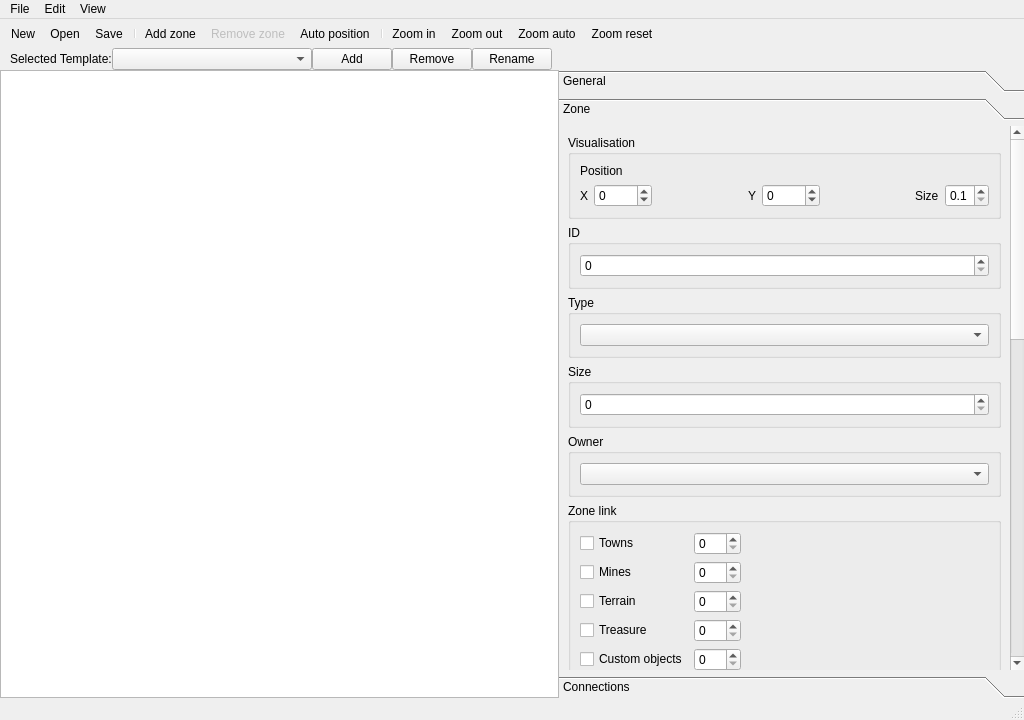
Old version of the form mapeditor/templateeditor/templateeditor.ui in the repository vcmi/vcmi.
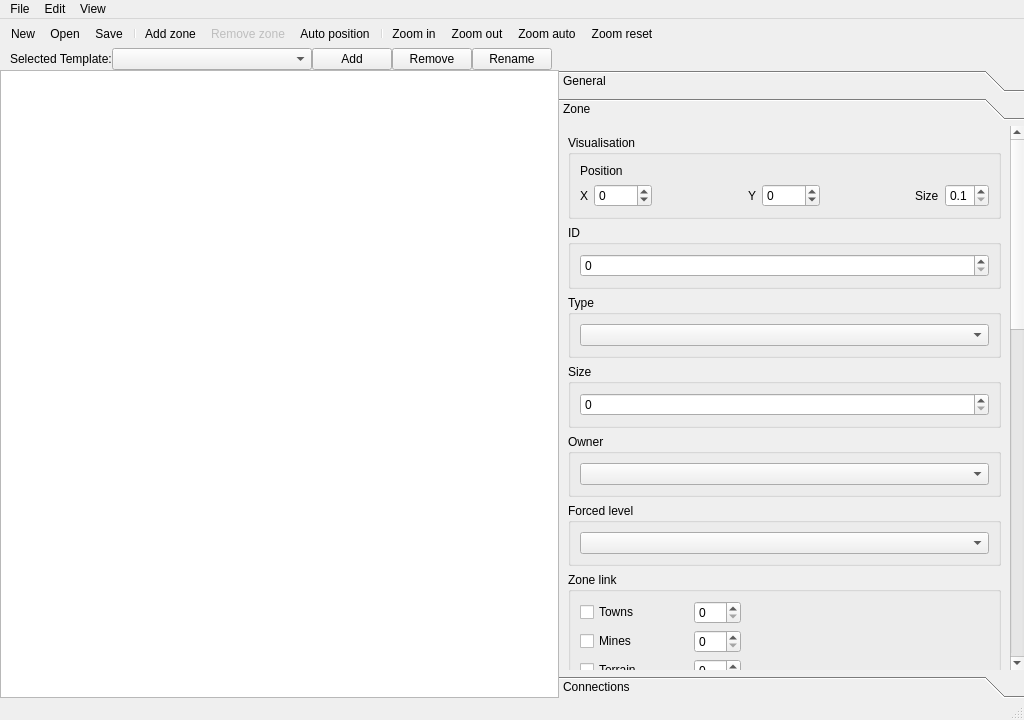
New version of the form. The open tabs and pages were chosen to show the change. Custom widgets are drawn as their Qt base class.

Commit message: Templateeditor: Support forced level

Patch:
```diff
--- a/mapeditor/templateeditor/templateeditor.ui
+++ b/mapeditor/templateeditor/templateeditor.ui
@@ -552,9 +552,9 @@
         <property name="geometry">
          <rect>
           <x>0</x>
-          <y>0</y>
-          <width>449</width>
-          <height>1494</height>
+          <y>-106</y>
+          <width>441</width>
+          <height>1796</height>
          </rect>
         </property>
         <attribute name="label">
@@ -723,6 +723,18 @@
            </layout>
           </widget>
          </item>
+         <item>
+          <widget class="QGroupBox" name="groupBoxForcedLevel">
+           <property name="title">
+            <string>Forced level</string>
+           </property>
+           <layout class="QVBoxLayout" name="verticalLayout_22">
+            <item>
+             <widget class="QComboBox" name="comboBoxForcedLevel"/>
+            </item>
+           </layout>
+          </widget>
+         </item>
          <item>
           <widget class="QGroupBox" name="groupBoxZoneLink">
            <property name="title">
```
Left out of the diff: 8 changed lines with no effect on the pictures. The commit also changes 2 other files.
